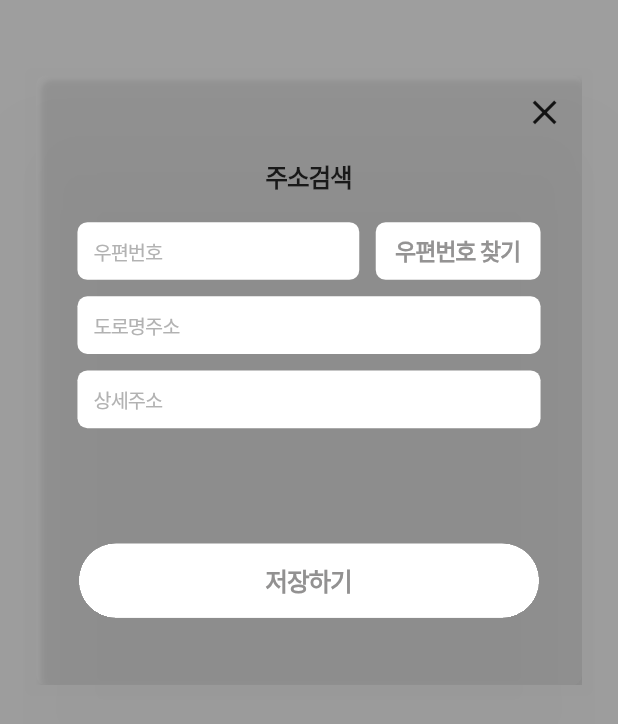
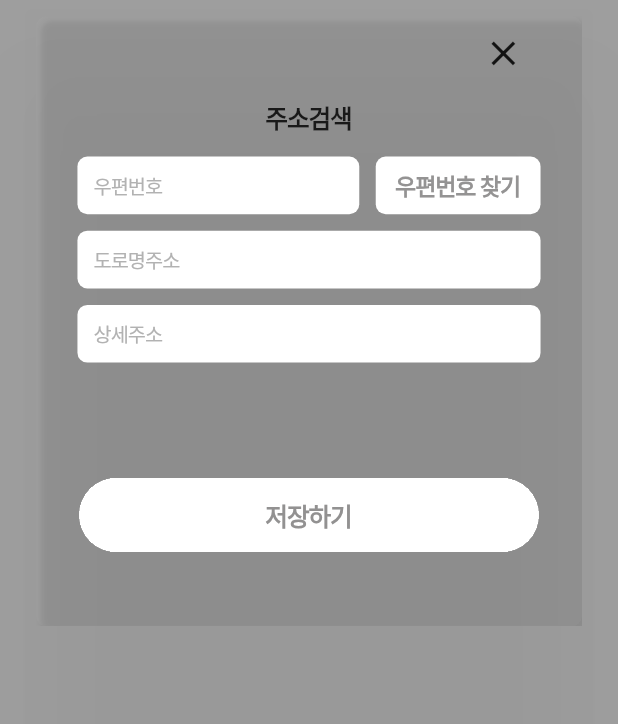
Before and after one commit to spotu-technologies/Stadion_Project, a Flutter app: the AddressPopupView widget shown alone on an empty page, opened directly, on a phone screen of 412 x 824 dp. Shown: the top 724 px of the screen. Run offline on Flutter 3.47's test engine with Material 2 defaults, Android fonts, the light colour scheme and no system bars; our stand-ins replace flutter_svg, get, responsive_framework; Roboto replaces fonts that are missing (Pretendard); project files that could hold a hidden picture were left out.

Commit message:
2023.05.15 회원가입 주소 코드 변경

```diff
--- a/lib/view/login_membership/popup/address_popup_view.dart
+++ b/lib/view/login_membership/popup/address_popup_view.dart
@@ -1,13 +1,14 @@
 import 'dart:ui';
 
+import 'package:flutter/cupertino.dart';
 import 'package:flutter/material.dart';
 import 'package:get/get.dart';
 import 'package:stadion_project/style_config/color_scheme.dart';
-import 'package:stadion_project/view/custom_widget/text_field/login_text_field.dart';
 
 import '../../../style_config/text_theme.dart';
 import '../../custom_widget/buttons/button_with_rollover.dart';
 import '../../custom_widget/custom_login_text.dart';
+import '../../custom_widget/text_field/login_text_field.dart';
 
 //로그인 뷰에서 사용될 Get X controller.
 class AddressPopupViewController extends GetxController {
@@ -83,33 +84,22 @@
             ),
             child: Column(
               children: [
-                const SizedBox(height: 20),
-                Row(
-                  mainAxisAlignment: MainAxisAlignment.end,
-                  children: [
-                    GestureDetector(
-                      onTap: () => Get.back(),
-                      child: Container(
-                        height: 50,
-                        width: 50,
-                        child: Icon(
-                          Icons.close,
-                          size: 50,
+                SizedBox(height: 100),
+                PopupText(text: '주소검색'),
+              ],
             ),
           ),
-                    ),
-                    const SizedBox(width: 20),
-                  ],
-                ),
-                const SizedBox(height: 30),
-                Padding(
-                  padding: const EdgeInsets.symmetric(horizontal: 50),
+
+          ///TextFormField 스타일
+          Positioned(
+            //top: 240,
             child: Column(
               children: [
-                      PopupText(text: '주소검색'),
-                      const SizedBox(height: 34),
+                const SizedBox(height: 170),
+                ///우편번호찾기
                 Row(
                   children: [
+                    const SizedBox(width: 50),
                     PopupTextFormField(
                       width: 342,
                       onChanged: (value) {
@@ -147,11 +137,10 @@
                         ),
                       ),
                     ),
-
-                          ///우편번호 찾기 버튼
                   ],
                 ),
                 const SizedBox(height: 20),
+                ///주소 첫번째 입력창
                 PopupTextFormField(
                   width: 562,
                   onChanged: (value) {
@@ -165,9 +154,8 @@
                   controller: controller.addressController,
                   hintText: '도로명주소',
                 ),
-
-                      ///주소 첫번째 입력창
                 const SizedBox(height: 20),
+                ///주소 두번째 입력창
                 PopupTextFormField(
                   width: 562,
                   onChanged: (value) {
@@ -181,9 +169,35 @@
                   controller: controller.addressDetailController,
                   hintText: '상세주소',
                 ),
+              ],
+            ),
+          ),
 
-                      ///주소 두번째 입력창
-                      const SizedBox(height: 140),
+          ///저장버튼
+          Positioned(
+            top: 20,
+            left: 50,
+            right: 50,
+            child: Column(
+              children: [
+                Row(
+                  mainAxisAlignment: MainAxisAlignment.end,
+                  children: [
+                    GestureDetector(
+                      onTap: () => Get.back(),
+                      child: Container(
+                        height: 50,
+                        width: 50,
+                        child: Icon(
+                          Icons.close,
+                          size: 50,
+                        ),
+                      ),
+                    ),
+                    const SizedBox(width: 20),
+                  ],
+                ),
+                const SizedBox(height: 490),
                 ButtonWithRollover(
                   onTap: () {
                     Get.back();
@@ -212,9 +226,6 @@
           ),
         ],
       ),
-          ),
-        ],
-      ),
     );
   }
 }
--- a/lib/view/login_membership/popup/birthday_popup_view.dart
+++ b/lib/view/login_membership/popup/birthday_popup_view.dart
@@ -17,10 +17,6 @@
   final List<int> DaySelectedList = List.generate(31, (index) => index + 1);
   FixedExtentScrollController YearController =
       FixedExtentScrollController(initialItem: 100);
-  /*FixedExtentScrollController MonthController =
-      FixedExtentScrollController(initialItem: 7);
-  FixedExtentScrollController DayController =
-      FixedExtentScrollController(initialItem: 15);*/
   int _selectedYear = 2000;
   int _selectedMonth = 1;
   int _selectedDay = 1;
```
Lines whose indentation alone changed are shown as unchanged.
